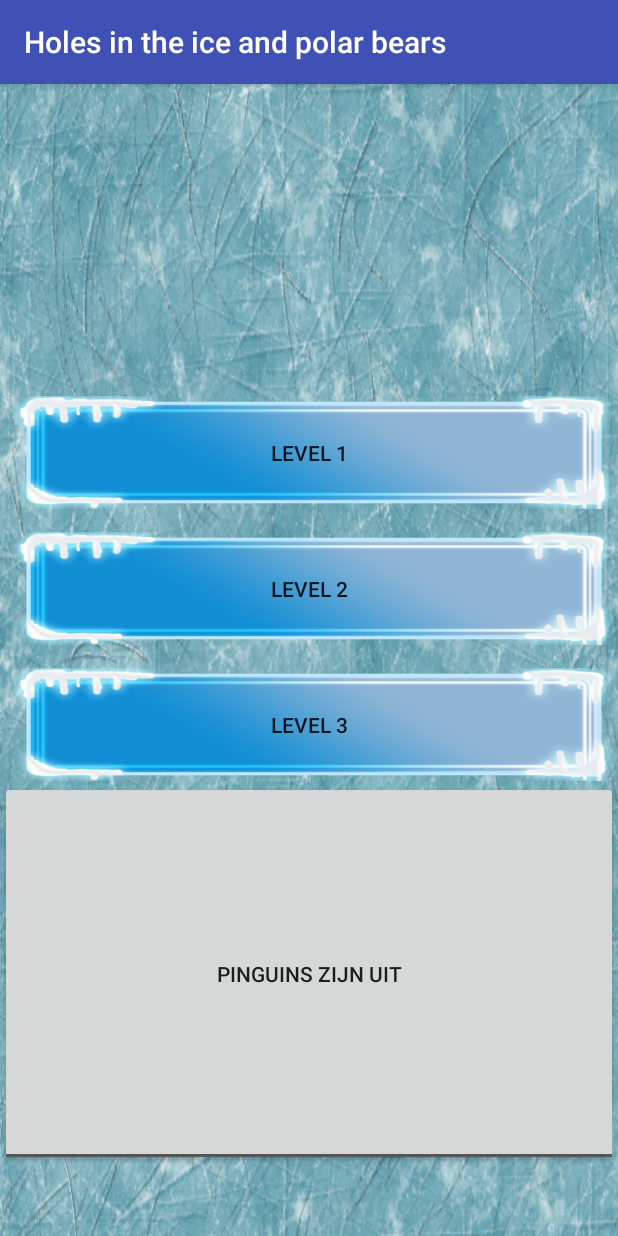
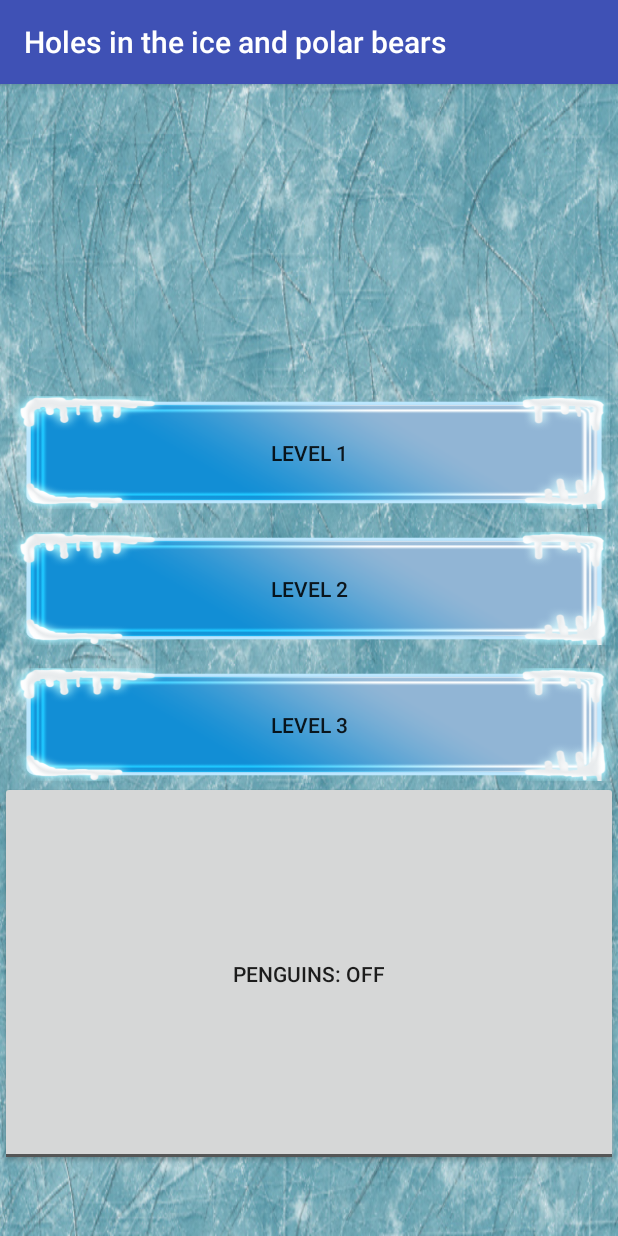
Before and after one commit to kelvincornelissens/WakkenEnIJsberenKTJ, an Android app: the LevelSelect screen opened directly, with no data from a screen before it, after a tap on "PINGUINS ZIJN AAN", on a phone screen of 412 x 824 dp. Run offline under Robolectric (Android 15) with nearby library versions, the phone set to English and light mode, and no system bars.

Commit message:
Vertaling strings

```diff
--- a/WakkenEnIJsberenKTJ/app/src/main/java/com/kelvin/wakkenenijsberenktj/LevelSelect.java
+++ b/WakkenEnIJsberenKTJ/app/src/main/java/com/kelvin/wakkenenijsberenktj/LevelSelect.java
@@ -64,8 +64,8 @@ public class LevelSelect extends AppCompatActivity {
             }
         });
 
-        toggleButton.setTextOff("Pinguins zijn uit");
-        toggleButton.setTextOn("Pinguins zijn aan");
+        toggleButton.setTextOff(getString(R.string.pinguinBtnOFF));
+        toggleButton.setTextOn(getString(R.string.pinguinBtnON));
         toggleButton.setOnClickListener(new View.OnClickListener() {
             @Override
             public void onClick(View v) {
--- a/WakkenEnIJsberenKTJ/app/src/main/res/values/strings.xml
+++ b/WakkenEnIJsberenKTJ/app/src/main/res/values/strings.xml
@@ -15,4 +15,7 @@
     <string name="nameComplete">name:   </string>
     <string name="succesfully"> succesfully!</string>
     <string name="facebook_app_id">1695368487443057</string>
+    <string name="TimeOut">Oops.. You ran out of time! Try again!</string>
+    <string name="pinguinBtnON">Penguins: ON</string>
+    <string name="pinguinBtnOFF">Penguins: OFF</string>
 </resources>
```
Also changed, not shown: 1 other file.
